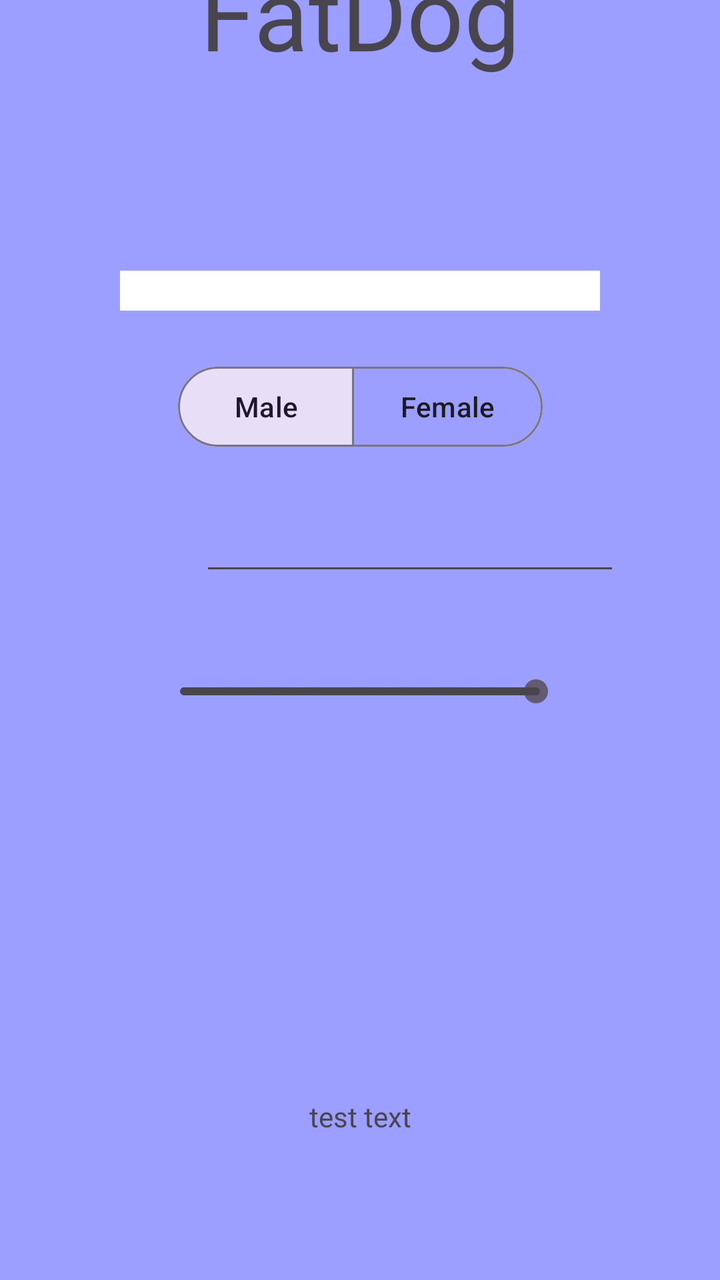
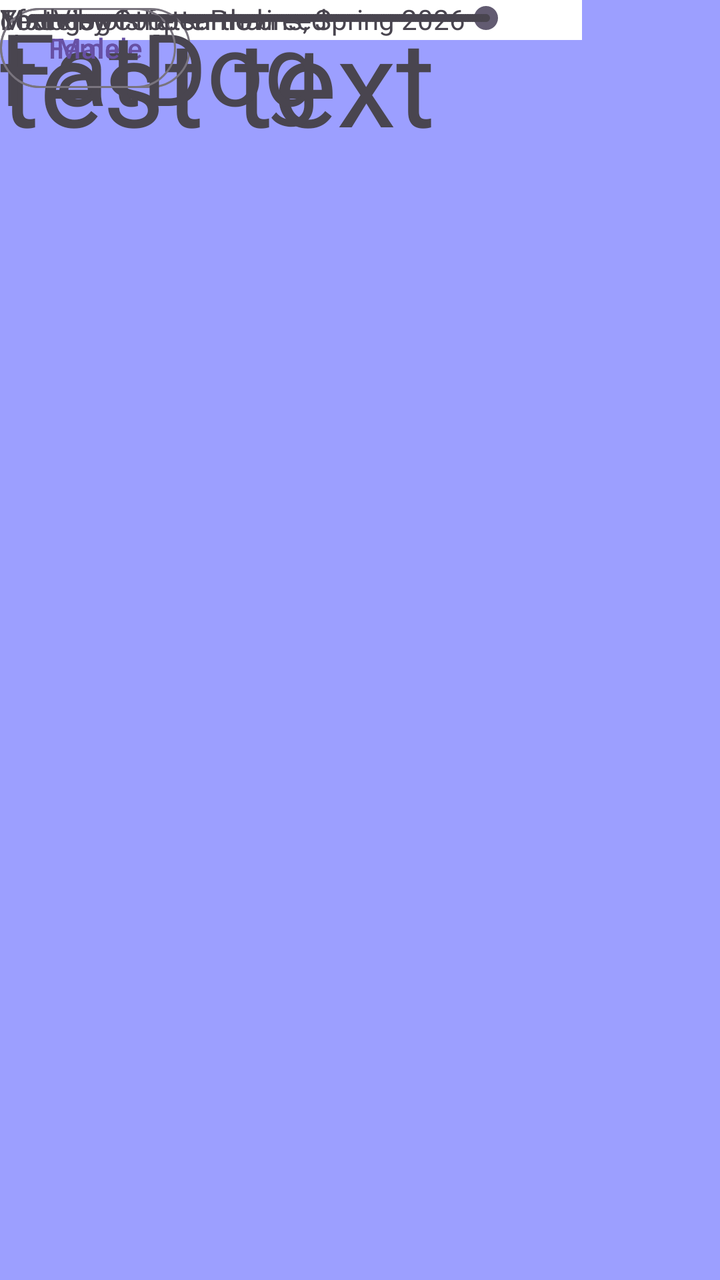

Before-and-after screenshots of an Android layout around one commit, followed by the original layout XML and the change that was made.
<!-- AndroidManifest.xml: application theme Theme.TestApplication -->
<!-- res/layout/activity_main.xml -->
<?xml version="1.0" encoding="utf-8"?>
<androidx.constraintlayout.widget.ConstraintLayout xmlns:android="http://schemas.android.com/apk/res/android"
    xmlns:app="http://schemas.android.com/apk/res-auto"
    xmlns:tools="http://schemas.android.com/tools"
    android:id="@+id/main"
    android:layout_width="match_parent"
    android:layout_height="match_parent"
    android:background="#9C9FFF"
    tools:context=".MainActivity">


    <Spinner
        android:id="@+id/mySpinner"
        android:layout_width="0dp"
        android:layout_height="wrap_content"
        android:layout_marginStart="60dp"
        android:layout_marginEnd="60dp"
        android:layout_marginBottom="24dp"
        android:background="@color/cardview_light_background"
        android:padding="10dp"
        android:pointerIcon="arrow"
        android:spinnerMode="dialog"
        app:layout_constraintBottom_toTopOf="@+id/toggleButton"
        app:layout_constraintEnd_toEndOf="parent"
        app:layout_constraintStart_toStartOf="parent"
        app:layout_constraintTop_toBottomOf="@+id/textView" />


    <com.google.android.material.button.MaterialButtonToggleGroup
        android:id="@+id/toggleButton"
        android:layout_width="wrap_content"
        android:layout_height="wrap_content"
        android:layout_marginBottom="24dp"
        app:checkedButton="@+id/buttonMale"
        app:layout_constraintBottom_toTopOf="@+id/editTextNumber"
        app:layout_constraintEnd_toEndOf="parent"
        app:layout_constraintStart_toStartOf="parent"
        app:layout_constraintTop_toBottomOf="@+id/mySpinner"
        app:selectionRequired="true"
        app:singleSelection="true">

        <com.google.android.material.button.MaterialButton
            android:id="@+id/buttonMale"
            style="?attr/materialButtonOutlinedStyle"
            android:layout_width="wrap_content"
            android:layout_height="wrap_content"
            android:text="Male" />

        <com.google.android.material.button.MaterialButton
            android:id="@+id/buttonFemale"
            style="?attr/materialButtonOutlinedStyle"
            android:layout_width="wrap_content"
            android:layout_height="wrap_content"
            android:text="Female" />

    </com.google.android.material.button.MaterialButtonToggleGroup>

    <TextView
        android:id="@+id/textView"
        android:layout_width="wrap_content"
        android:layout_height="wrap_content"
        android:layout_marginTop="24dp"
        android:layout_marginBottom="96dp"
        android:text="FatDog"
        android:textSize="50dp"
        app:layout_constraintBottom_toTopOf="@+id/mySpinner"
        app:layout_constraintEnd_toEndOf="parent"
        app:layout_constraintStart_toStartOf="parent"
        app:layout_constraintTop_toTopOf="parent" />

    <TextView
        android:id="@+id/textView2"
        android:layout_width="wrap_content"
        android:layout_height="wrap_content"
        android:layout_marginBottom="124dp"
        android:text="test text"
        app:layout_constraintBottom_toBottomOf="parent"
        app:layout_constraintEnd_toEndOf="parent"
        app:layout_constraintStart_toStartOf="parent"
        app:layout_constraintTop_toBottomOf="@+id/seekBar" />

    <EditText
        android:id="@+id/editTextNumber"
        android:layout_width="wrap_content"
        android:layout_height="wrap_content"
        android:layout_marginStart="24dp"
        android:layout_marginBottom="44dp"
        android:ems="10"
        android:inputType="number"
        app:layout_constraintBottom_toTopOf="@+id/seekBar"
        app:layout_constraintStart_toStartOf="@+id/seekBar"
        app:layout_constraintTop_toBottomOf="@+id/toggleButton" />

    <SeekBar
        android:id="@+id/seekBar"
        style="@style/Widget.AppCompat.SeekBar.Discrete"
        android:layout_width="0dp"
        android:layout_height="wrap_content"
        android:layout_marginStart="76dp"
        android:layout_marginEnd="76dp"
        android:layout_marginBottom="194dp"
        android:max="200"
        android:min="1"
        android:progress="200"
        app:layout_constraintBottom_toTopOf="@+id/textView2"
        app:layout_constraintEnd_toEndOf="parent"
        app:layout_constraintStart_toStartOf="parent"
        app:layout_constraintTop_toBottomOf="@+id/editTextNumber" />

</androidx.constraintlayout.widget.ConstraintLayout>
<!-- resources referenced by this layout -->
<resources>
  <style name="Theme.TestApplication" parent="Base.Theme.TestApplication" />
  <style name="Base.Theme.TestApplication" parent="Theme.Material3.DayNight.NoActionBar">
          
          
      </style>
</resources>

<!-- the commit's change to res/layout/activity_main.xml (unified diff, before → after) -->
@@ -11,47 +11,69 @@
 
     <Spinner
         android:id="@+id/mySpinner"
-        android:layout_width="0dp"
+        android:layout_width="291dp"
         android:layout_height="wrap_content"
-        android:layout_marginStart="60dp"
-        android:layout_marginEnd="60dp"
-        android:layout_marginBottom="24dp"
         android:background="@color/cardview_light_background"
         android:padding="10dp"
         android:pointerIcon="arrow"
         android:spinnerMode="dialog"
-        app:layout_constraintBottom_toTopOf="@+id/toggleButton"
-        app:layout_constraintEnd_toEndOf="parent"
-        app:layout_constraintStart_toStartOf="parent"
-        app:layout_constraintTop_toBottomOf="@+id/textView" />
+        tools:layout_editor_absoluteX="58dp"
+        tools:layout_editor_absoluteY="136dp" />
 
+    <SeekBar
+        android:id="@+id/seekBar"
+        style="@style/Widget.AppCompat.SeekBar.Discrete"
+        android:layout_width="259dp"
+        android:layout_height="wrap_content"
+        android:max="200"
+        android:min="1"
+        android:progress="200"
+        tools:layout_editor_absoluteX="38dp"
+        tools:layout_editor_absoluteY="276dp" />
+
+    <TextView
+        android:id="@+id/textView2"
+        android:layout_width="wrap_content"
+        android:layout_height="wrap_content"
+        android:text="test text"
+        android:textSize="60sp"
+        tools:layout_editor_absoluteX="88dp"
+        tools:layout_editor_absoluteY="414dp" />
+
+    <TextView
+        android:id="@+id/textView6"
+        android:layout_width="wrap_content"
+        android:layout_height="wrap_content"
+        android:text="Your dog is fatter than"
+        tools:layout_editor_absoluteX="136dp"
+        tools:layout_editor_absoluteY="379dp" />
+
+    <TextView
+        android:id="@+id/textView4"
+        android:layout_width="wrap_content"
+        android:layout_height="wrap_content"
+        android:text="of dogs of the same breed"
+        tools:layout_editor_absoluteX="123dp"
+        tools:layout_editor_absoluteY="513dp" />
+
+    <com.google.android.material.button.MaterialButton
+        android:id="@+id/buttonFemale"
+        style="?attr/materialButtonOutlinedStyle"
+        android:layout_width="wrap_content"
+        android:layout_height="wrap_content"
+        android:text="Female"
+        tools:layout_editor_absoluteX="205dp"
+        tools:layout_editor_absoluteY="203dp" />
 
     <com.google.android.material.button.MaterialButtonToggleGroup
         android:id="@+id/toggleButton"
         android:layout_width="wrap_content"
         android:layout_height="wrap_content"
-        android:layout_marginBottom="24dp"
         app:checkedButton="@+id/buttonMale"
-        app:layout_constraintBottom_toTopOf="@+id/editTextNumber"
-        app:layout_constraintEnd_toEndOf="parent"
-        app:layout_constraintStart_toStartOf="parent"
-        app:layout_constraintTop_toBottomOf="@+id/mySpinner"
         app:selectionRequired="true"
-        app:singleSelection="true">
-
-        <com.google.android.material.button.MaterialButton
-            android:id="@+id/buttonMale"
-            style="?attr/materialButtonOutlinedStyle"
-            android:layout_width="wrap_content"
-            android:layout_height="wrap_content"
-            android:text="Male" />
-
-        <com.google.android.material.button.MaterialButton
-            android:id="@+id/buttonFemale"
-            style="?attr/materialButtonOutlinedStyle"
-            android:layout_width="wrap_content"
-            android:layout_height="wrap_content"
-            android:text="Female" />
+        app:singleSelection="true"
+        tools:layout_editor_absoluteX="117dp"
+        tools:layout_editor_absoluteY="178dp">
 
     </com.google.android.material.button.MaterialButtonToggleGroup>
 
@@ -59,52 +81,34 @@
         android:id="@+id/textView"
         android:layout_width="wrap_content"
         android:layout_height="wrap_content"
-        android:layout_marginTop="24dp"
-        android:layout_marginBottom="96dp"
         android:text="FatDog"
         android:textSize="50dp"
-        app:layout_constraintBottom_toTopOf="@+id/mySpinner"
-        app:layout_constraintEnd_toEndOf="parent"
-        app:layout_constraintStart_toStartOf="parent"
-        app:layout_constraintTop_toTopOf="parent" />
+        tools:layout_editor_absoluteX="126dp"
+        tools:layout_editor_absoluteY="24dp" />
+
+    <com.google.android.material.button.MaterialButton
+        android:id="@+id/buttonMale"
+        style="?attr/materialButtonOutlinedStyle"
+        android:layout_width="wrap_content"
+        android:layout_height="wrap_content"
+        android:text="Male"
+        tools:layout_editor_absoluteX="117dp"
+        tools:layout_editor_absoluteY="203dp" />
 
     <TextView
-        android:id="@+id/textView2"
+        android:id="@+id/textView3"
         android:layout_width="wrap_content"
         android:layout_height="wrap_content"
-        android:layout_marginBottom="124dp"
-        android:text="test text"
-        app:layout_constraintBottom_toBottomOf="parent"
-        app:layout_constraintEnd_toEndOf="parent"
-        app:layout_constraintStart_toStartOf="parent"
-        app:layout_constraintTop_toBottomOf="@+id/seekBar" />
+        android:text="TextView"
+        tools:layout_editor_absoluteX="315dp"
+        tools:layout_editor_absoluteY="275dp" />
 
-    <EditText
-        android:id="@+id/editTextNumber"
+    <TextView
+        android:id="@+id/textView5"
         android:layout_width="wrap_content"
         android:layout_height="wrap_content"
-        android:layout_marginStart="24dp"
-        android:layout_marginBottom="44dp"
-        android:ems="10"
-        android:inputType="number"
-        app:layout_constraintBottom_toTopOf="@+id/seekBar"
-        app:layout_constraintStart_toStartOf="@+id/seekBar"
-        app:layout_constraintTop_toBottomOf="@+id/toggleButton" />
-
-    <SeekBar
-        android:id="@+id/seekBar"
-        style="@style/Widget.AppCompat.SeekBar.Discrete"
-        android:layout_width="0dp"
-        android:layout_height="wrap_content"
-        android:layout_marginStart="76dp"
-        android:layout_marginEnd="76dp"
-        android:layout_marginBottom="194dp"
-        android:max="200"
-        android:min="1"
-        android:progress="200"
-        app:layout_constraintBottom_toTopOf="@+id/textView2"
-        app:layout_constraintEnd_toEndOf="parent"
-        app:layout_constraintStart_toStartOf="parent"
-        app:layout_constraintTop_toBottomOf="@+id/editTextNumber" />
+        android:text="Made by Cooper Provins, Spring 2026"
+        tools:layout_editor_absoluteX="88dp"
+        tools:layout_editor_absoluteY="696dp" />
 
 </androidx.constraintlayout.widget.ConstraintLayout>
